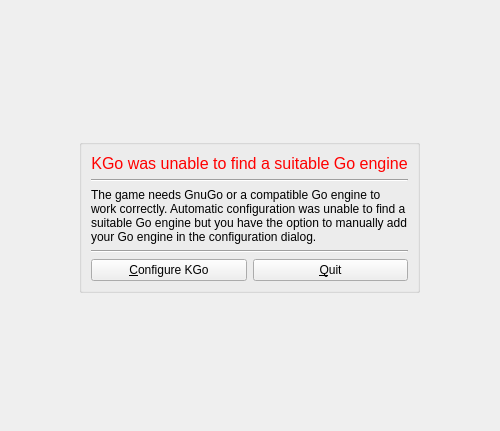
Above: src/gui/screens/errorscreen.ui from KDE/kigo before the change. Below: the same form after it.
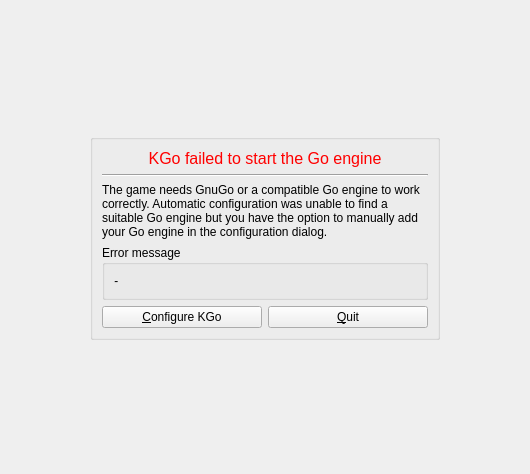
That is the form after the change. Custom widgets are drawn as their Qt base class.

Commit message: ErrorScreen now displays the Go engine error that occured and GoEngine reports more sane errors.

The edit to the form file:
```diff
--- a/src/gui/screens/errorscreen.ui
+++ b/src/gui/screens/errorscreen.ui
@@ -5,8 +5,8 @@
    <rect>
     <x>0</x>
     <y>0</y>
-    <width>500</width>
-    <height>431</height>
+    <width>530</width>
+    <height>474</height>
    </rect>
   </property>
   <property name="windowTitle" >
@@ -41,6 +41,12 @@
    </item>
    <item row="1" column="1" >
     <widget class="QGroupBox" name="errorBox" >
+     <property name="minimumSize" >
+      <size>
+       <width>350</width>
+       <height>0</height>
+      </size>
+     </property>
      <property name="title" >
       <string/>
      </property>
@@ -60,7 +66,7 @@
 &lt;html>&lt;head>&lt;meta name="qrichtext" content="1" />&lt;style type="text/css">
 p, li { white-space: pre-wrap; }
 &lt;/style>&lt;/head>&lt;body style=" font-family:'Sans Serif'; font-size:12pt; font-weight:400; font-style:normal;">
-&lt;p style=" margin-top:0px; margin-bottom:0px; margin-left:0px; margin-right:0px; -qt-block-indent:0; text-indent:0px;">&lt;span style=" color:#ff0000;">KGo was unable to find a suitable Go engine&lt;/span>&lt;/p>&lt;/body>&lt;/html></string>
+&lt;p style=" margin-top:0px; margin-bottom:0px; margin-left:0px; margin-right:0px; -qt-block-indent:0; text-indent:0px;">&lt;span style=" color:#ff0000;">KGo failed to start the Go engine&lt;/span>&lt;/p>&lt;/body>&lt;/html></string>
         </property>
         <property name="alignment" >
          <set>Qt::AlignCenter</set>
@@ -87,13 +93,6 @@
         </property>
        </widget>
       </item>
-      <item row="3" column="0" colspan="2" >
-       <widget class="Line" name="line_2" >
-        <property name="orientation" >
-         <enum>Qt::Horizontal</enum>
-        </property>
-       </widget>
-      </item>
       <item row="4" column="0" >
        <widget class="KPushButton" name="configureButton" >
         <property name="text" >
@@ -108,6 +107,30 @@
         </property>
        </widget>
       </item>
+      <item row="3" column="0" colspan="2" >
+       <widget class="QGroupBox" name="groupBox" >
+        <property name="title" >
+         <string>Error message</string>
+        </property>
+        <layout class="QVBoxLayout" name="verticalLayout" >
+         <item>
+          <widget class="QLabel" name="errorMessageLabel" >
+           <property name="font" >
+            <font>
+             <italic>true</italic>
+            </font>
+           </property>
+           <property name="text" >
+            <string>-</string>
+           </property>
+           <property name="wordWrap" >
+            <bool>true</bool>
+           </property>
+          </widget>
+         </item>
+        </layout>
+       </widget>
+      </item>
      </layout>
     </widget>
    </item>
```
The commit also changes 7 other files.
